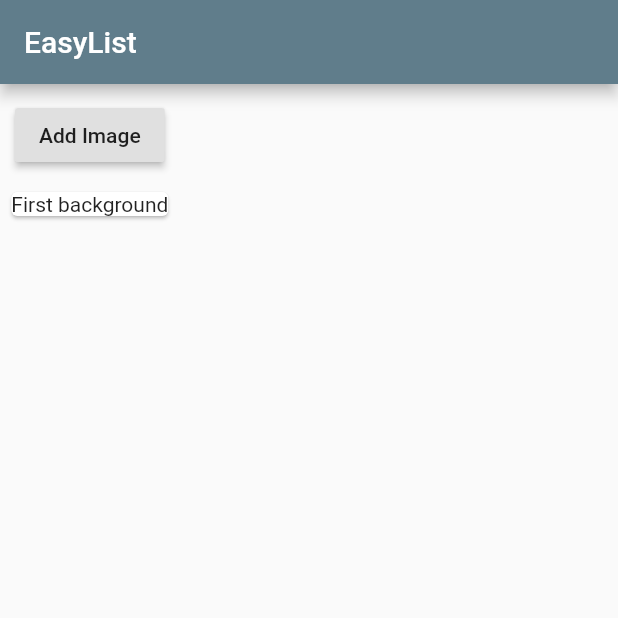
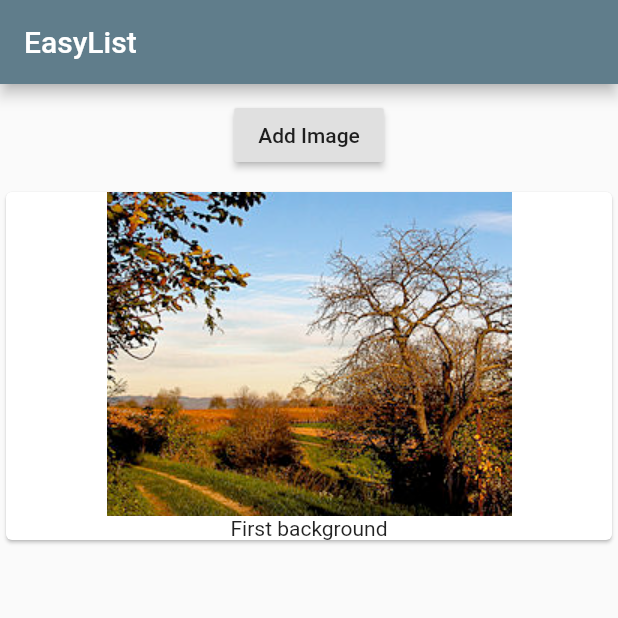
Before and after one commit to NicolasPla/FlutterProject, a Flutter app: the screen it shows after launch, on a phone screen of 412 x 824 dp, the top half of it. Run offline on Flutter 3.47's test engine with Material 2 defaults, Android fonts, the phone set to English and light mode, and no system bars.

Commit message:
Column replaced with Expanded

```diff
--- a/flutter_app/lib/background_manager.dart
+++ b/flutter_app/lib/background_manager.dart
@@ -47,7 +47,7 @@ class _BackgroundManagerState extends State<BackgroundManager>{
       margin: EdgeInsets.all(10.0),
       child: BackgroundControl(_addBackground),
     ),
-      Backgrounds(_backgrounds)
+      Expanded(child: Backgrounds(_backgrounds))
     ],);
   }
 }
--- a/flutter_app/lib/backgrounds.dart
+++ b/flutter_app/lib/backgrounds.dart
@@ -13,12 +13,12 @@ class Backgrounds extends StatelessWidget{
   Widget build(BuildContext context) {
     print('[Background Widet] Build');
 
-    return Column(
+    return ListView(
       children: backgrounds
           .map((element) => Card(
         child: Column(
           children: <Widget>[
-            //Image.asset('assets/paisaje.jpg'),
+            Image.asset('assets/paisaje.jpg'),
             Text(element)
           ],
         ),
```
